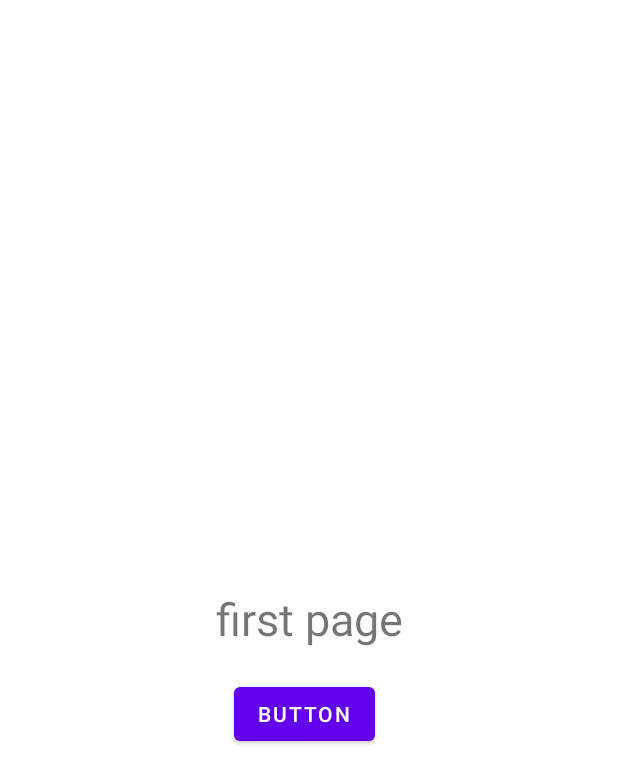
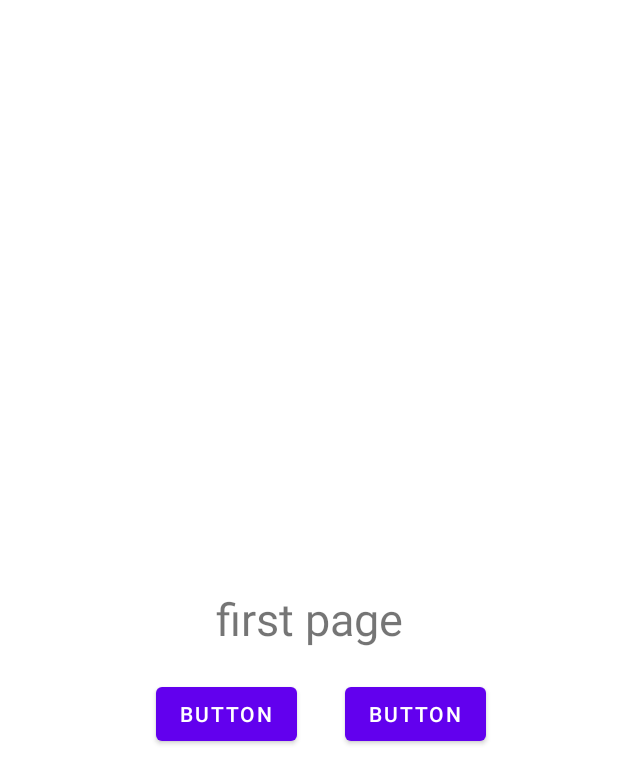
Before and after one commit to 10910359/10910359, an Android app: the layout activity_main.xml on its own in the app's theme, with its tools: preview values and no code run, on a phone screen of 412 x 824 dp. Shown: the top 784 px of the screen. Run offline under Robolectric (Android 15) with nearby library versions, the phone set to English and light mode, and no system bars.

Commit message:
Button Done
完成按鈕功能

```diff
--- a/app/src/main/java/com/example/a10910359/MainActivity.kt
+++ b/app/src/main/java/com/example/a10910359/MainActivity.kt
@@ -17,7 +17,7 @@ class MainActivity : AppCompatActivity() {
         mytext.text="hello"
 
         var btn1=findViewById<Button>(R.id.button1)
-
+        var btn2=findViewById<Button>(R.id.button2)
     }
 
 
--- a/app/src/main/res/layout/activity_main.xml
+++ b/app/src/main/res/layout/activity_main.xml
@@ -21,10 +21,19 @@
         android:id="@+id/button1"
         android:layout_width="wrap_content"
         android:layout_height="wrap_content"
-        android:layout_marginStart="156dp"
+        android:layout_marginStart="104dp"
         android:layout_marginTop="452dp"
         android:text="Button"
         app:layout_constraintStart_toStartOf="parent"
         app:layout_constraintTop_toTopOf="parent" />
 
+    <Button
+        android:id="@+id/button2"
+        android:layout_width="wrap_content"
+        android:layout_height="wrap_content"
+        android:layout_marginStart="32dp"
+        android:text="Button"
+        app:layout_constraintStart_toEndOf="@+id/button1"
+        app:layout_constraintTop_toTopOf="@+id/button1" />
+
 </androidx.constraintlayout.widget.ConstraintLayout>
```
